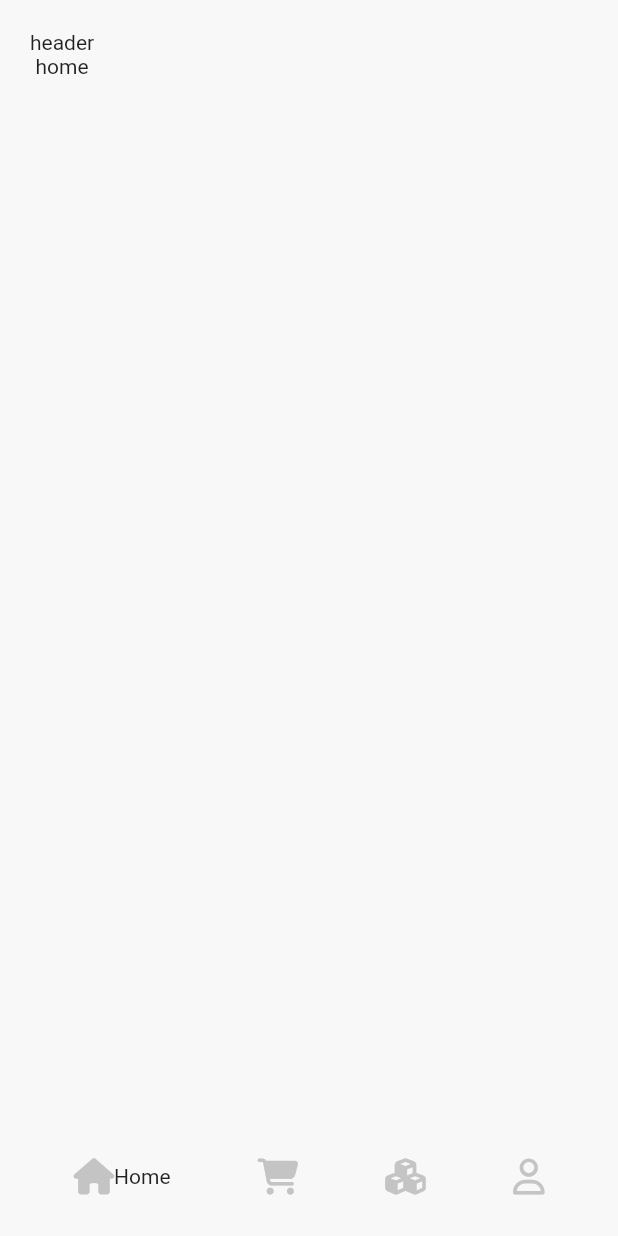
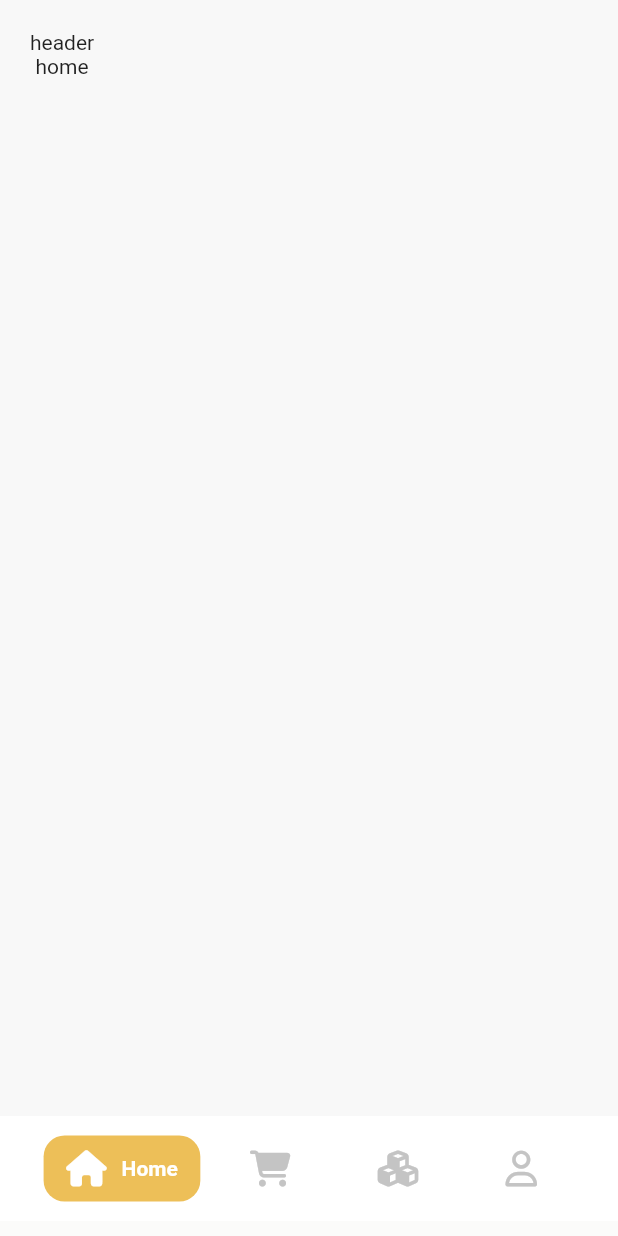
Before and after one commit to gomezjcdev/FlutterDesigns, a Flutter app: the screen it shows after launch, on a phone screen of 412 x 824 dp. Run offline on Flutter 3.47's test engine with Material 2 defaults, Android fonts, the phone set to English and light mode, and no system bars; our stand-ins replace font_awesome_flutter.

Commit message:
finish navigation bar

```diff
--- a/02.pet_app/lib/themes/theme.dart
+++ b/02.pet_app/lib/themes/theme.dart
@@ -8,6 +8,9 @@ class AppTheme {
   static const Color _primaryVariantColor = Color(0xFFF8F8F8);
   static const Color _secondaryColor = Colors.green;
   static const Color _onPrimaryColor = Colors.black;
+  static const Color _tabColor = Color(0xFFEDBF58);
+
+  static Color get tabColor => _tabColor;
 
   static final ThemeData customTheme = ThemeData(
     scaffoldBackgroundColor: _primaryVariantColor,
@@ -35,6 +38,7 @@ class AppTheme {
 
   static const TextTheme _lightTextTheme = TextTheme(
     headline1: _lightScreenHeading1TextStyle,
+    headline4: _lightScreenHeading3TextStyle,
   );
 
   static const TextStyle _lightScreenHeading1TextStyle = TextStyle(
@@ -43,4 +47,11 @@ class AppTheme {
     color: _onPrimaryColor,
     fontFamily: "Roboto",
   );
+
+  static const TextStyle _lightScreenHeading3TextStyle = TextStyle(
+    fontSize: 14.0,
+    fontWeight: FontWeight.w600,
+    color: _onPrimaryColor,
+    fontFamily: "Roboto",
+  );
 }
--- a/02.pet_app/lib/widgets/custom_navigation_bar.dart
+++ b/02.pet_app/lib/widgets/custom_navigation_bar.dart
@@ -1,5 +1,6 @@
 import 'package:flutter/material.dart';
 import 'package:font_awesome_flutter/font_awesome_flutter.dart';
+import 'package:pet_app/themes/theme.dart';
 
 class CustomNavigationBar extends StatefulWidget {
   const CustomNavigationBar({Key? key}) : super(key: key);
@@ -14,25 +15,59 @@ class _CustomNavigationBarState extends State<CustomNavigationBar> {
   @override
   Widget build(BuildContext context) {
     return Container(
-      padding: EdgeInsets.symmetric(horizontal: 20),
       height: 80,
-      child: Row(
-        mainAxisAlignment: MainAxisAlignment.spaceAround,
-        children: [
-          _option(0, FontAwesomeIcons.house, 'Home', selected: optionSelected == 0),
-          _option(1, FontAwesomeIcons.cartShopping, 'Cart', selected: optionSelected == 1),
-          _option(2, FontAwesomeIcons.cubes, 'History', selected: optionSelected == 2),
-          _option(3, FontAwesomeIcons.user, 'Profile', selected: optionSelected == 3),
-        ],
+      decoration: const BoxDecoration(boxShadow: [
+        BoxShadow(
+          color: Color(0XFFFBFBFA),
+          spreadRadius: 20,
+          blurRadius: 10,
+          offset: Offset(0, 50),
+        )
+      ]),
+      child: Container(
+        color: Colors.white,
+        padding: const EdgeInsets.symmetric(horizontal: 20),
+        margin: const EdgeInsets.only(bottom: 10),
+        child: Row(
+          mainAxisAlignment: MainAxisAlignment.spaceAround,
+          children: [
+            _option(0, FontAwesomeIcons.house, 'Home',
+                selected: optionSelected == 0),
+            _option(1, FontAwesomeIcons.cartShopping, 'Cart',
+                selected: optionSelected == 1),
+            _option(2, FontAwesomeIcons.cubes, 'History',
+                selected: optionSelected == 2),
+            _option(3, FontAwesomeIcons.user, 'Profile',
+                selected: optionSelected == 3),
+          ],
+        ),
       ),
     );
   }
 
   Widget _option(int id, IconData icon, String title, {bool selected = false}) {
-    return InkWell(
-      onTap: () => setState(() {optionSelected = id;}),
-      child: Ink(
-        child: Row(children: [FaIcon(icon), Text(selected ? title : '')]),
+    const double buttonBorder = 14.0;
+    return Material(
+      color: Colors.white,
+      child: InkWell(
+        borderRadius: BorderRadius.circular(buttonBorder),
+        splashColor: AppTheme.tabColor,
+        onTap: () => setState(() => optionSelected = id),
+        child: Container(
+          padding: const EdgeInsets.only(top: 10, bottom: 10, right: 15, left: 15),
+          decoration: BoxDecoration(
+            color: selected ? AppTheme.tabColor : Colors.transparent,
+            borderRadius: BorderRadius.circular(buttonBorder),
+          ),
+          child: Row(children: [
+            selected ? FaIcon(icon, color: Colors.white) : FaIcon(icon),
+            const SizedBox(width: 10),
+            Text(
+              selected ? title : '',
+              style: Theme.of(context).textTheme.headline4!.copyWith(color: Colors.white),
+            )
+          ]),
+        ),
       ),
     );
   }
--- a/02.pet_app/lib/widgets/header.dart
+++ b/02.pet_app/lib/widgets/header.dart
@@ -5,8 +5,6 @@ class Header extends StatelessWidget {
 
   @override
   Widget build(BuildContext context) {
-    return Container(
-      child: Text('header'),
-    );
+    return const Text('header');
   }
 }
```
